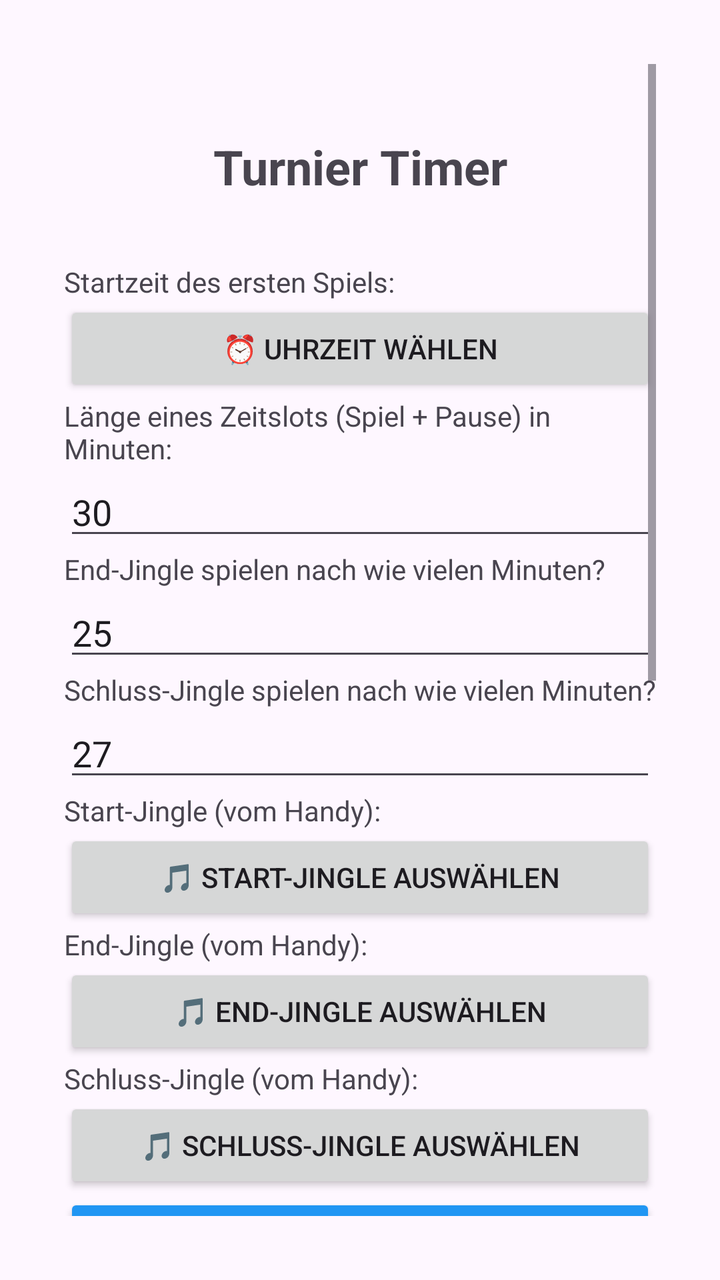
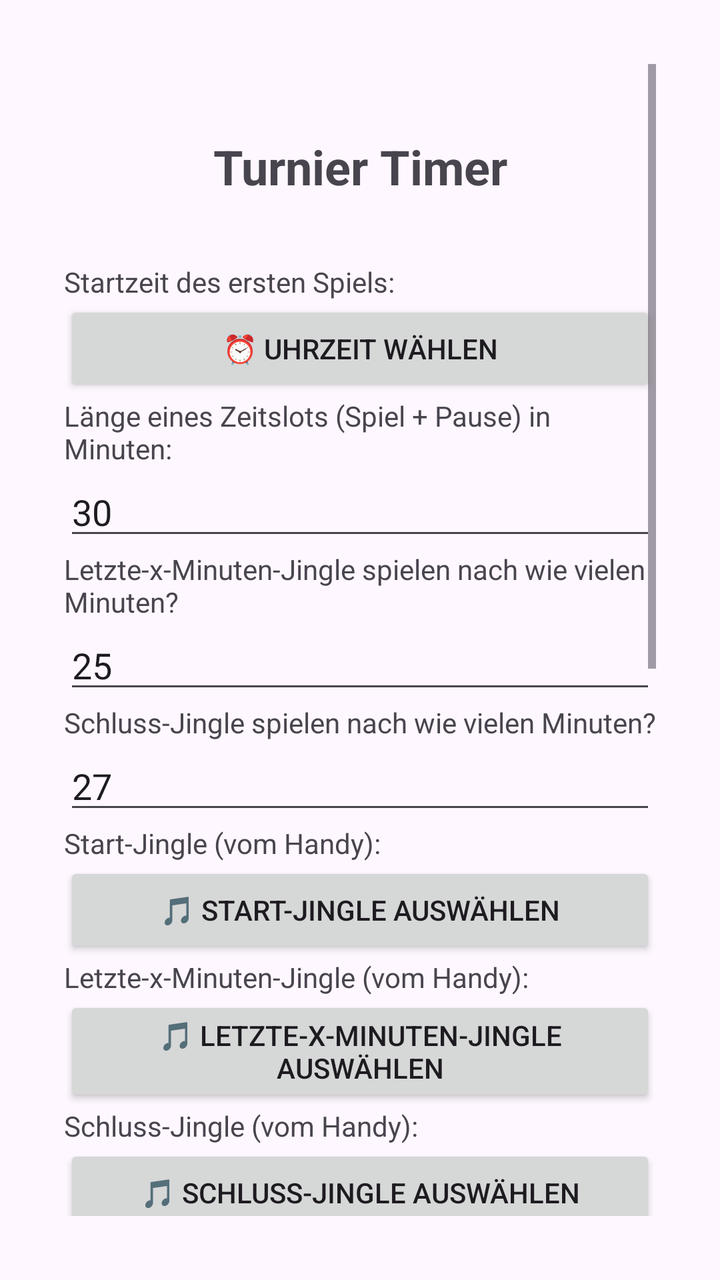

Screens rendered from an Android XML layout before and after an edit, with the pre-edit source and the edit as a unified diff.
<!-- AndroidManifest.xml: application theme Theme.TurnierTimer -->
<!-- res/layout/activity_main.xml -->
<?xml version="1.0" encoding="utf-8"?>
<ScrollView xmlns:android="http://schemas.android.com/apk/res/android"
    android:layout_width="match_parent"
    android:layout_height="match_parent"
    android:padding="32dp"
    android:paddingTop="16dp">

    <LinearLayout
        android:layout_width="match_parent"
        android:layout_height="match_parent"
        android:layout_marginBottom="8dp"
        android:orientation="vertical">

        <TextView
            android:layout_width="match_parent"
            android:layout_height="wrap_content"
            android:layout_marginBottom="16dp"
            android:gravity="center"
            android:text="" />

        <TextView
            android:layout_width="match_parent"
            android:layout_height="wrap_content"
            android:layout_marginBottom="32dp"
            android:gravity="center"
            android:text="Turnier Timer"
            android:textSize="24sp"
            android:textStyle="bold" />

        
        <TextView
            android:layout_width="wrap_content"
            android:layout_height="wrap_content"
            android:text="Startzeit des ersten Spiels:" />

        <Button
            android:id="@+id/btnStartzeit"
            android:layout_width="match_parent"
            android:layout_height="wrap_content"
            android:text="⏰ Uhrzeit wählen" />

        
        <TextView
            android:layout_width="wrap_content"
            android:layout_height="wrap_content"
            android:text="Länge eines Zeitslots (Spiel + Pause) in Minuten:" />

        <EditText
            android:id="@+id/etZeitslot"
            android:layout_width="match_parent"
            android:layout_height="wrap_content"
            android:hint="z.B. 15"
            android:inputType="number"
            android:text="30" />

        
        <TextView
            android:layout_width="wrap_content"
            android:layout_height="wrap_content"
            android:text="End-Jingle spielen nach wie vielen Minuten?" />

        <EditText
            android:id="@+id/etEndMinuten"
            android:layout_width="match_parent"
            android:layout_height="wrap_content"
            android:hint="z.B. 12"
            android:inputType="number"
            android:text="25" />

        
        <TextView
            android:layout_width="wrap_content"
            android:layout_height="wrap_content"
            android:text="Schluss-Jingle spielen nach wie vielen Minuten?" />

        <EditText
            android:id="@+id/etSchlussMinuten"
            android:layout_width="match_parent"
            android:layout_height="wrap_content"
            android:hint="z.B. 27"
            android:inputType="number"
            android:text="27" />

        
        <TextView
            android:layout_width="wrap_content"
            android:layout_height="wrap_content"
            android:text="Start-Jingle (vom Handy):" />

        <Button
            android:id="@+id/btnStartJingle"
            android:layout_width="match_parent"
            android:layout_height="wrap_content"
            android:text="🎵 Start-Jingle auswählen" />

        
        <TextView
            android:layout_width="wrap_content"
            android:layout_height="wrap_content"
            android:text="End-Jingle (vom Handy):" />

        <Button
            android:id="@+id/btnEndJingle"
            android:layout_width="match_parent"
            android:layout_height="wrap_content"
            android:text="🎵 End-Jingle auswählen" />

        
        <TextView
            android:layout_width="wrap_content"
            android:layout_height="wrap_content"
            android:text="Schluss-Jingle (vom Handy):" />

        <Button
            android:id="@+id/btnSchlussJingle"
            android:layout_width="match_parent"
            android:layout_height="wrap_content"
            android:text="🎵 Schluss-Jingle auswählen" />

        
        <Button
            android:id="@+id/btnTestStartJingle"
            android:layout_width="match_parent"
            android:layout_height="wrap_content"
            android:backgroundTint="#2196F3"
            android:text="▶ Start-Jingle testen"
            android:textColor="#FFFFFF" />

        <Button
            android:id="@+id/btnTestEndJingle"
            android:layout_width="match_parent"
            android:layout_height="wrap_content"
            android:backgroundTint="#2196F3"
            android:text="▶ End-Jingle testen"
            android:textColor="#FFFFFF" />

        <Button
            android:id="@+id/btnTestSchlussJingle"
            android:layout_width="match_parent"
            android:layout_height="wrap_content"
            android:backgroundTint="#2196F3"
            android:text="▶ Schluss-Jingle testen"
            android:textColor="#FFFFFF" />

        
        <TextView
            android:id="@+id/textViewLautstaerke"
            android:layout_width="match_parent"
            android:layout_height="wrap_content"
            android:text="Lautstärke Media: -- / --" />

        <SeekBar
            android:id="@+id/seekBarLautstaerke"
            android:layout_width="match_parent"
            android:layout_height="wrap_content" />

        
        <TextView
            android:id="@+id/textViewLautstaerkeEnd"
            android:layout_width="match_parent"
            android:layout_height="wrap_content"
            android:text="Lautstärke End-Jingle: -- / --" />

        <SeekBar
            android:id="@+id/seekBarLautstaerkeEnd"
            android:layout_width="match_parent"
            android:layout_height="wrap_content" />

        
        <TextView
            android:id="@+id/textViewLautstaerkeSchluss"
            android:layout_width="match_parent"
            android:layout_height="wrap_content"
            android:text="Lautstärke Schluss-Jingle: -- / --" />

        <SeekBar
            android:id="@+id/seekBarLautstaerkeSchluss"
            android:layout_width="match_parent"
            android:layout_height="wrap_content" />

        
        <Button
            android:id="@+id/btnStart"
            android:layout_width="match_parent"
            android:layout_height="wrap_content"
            android:layout_marginTop="16dp"
            android:backgroundTint="#4CAF50"
            android:text="▶ Timer starten"
            android:textColor="#FFFFFF" />

        
        <Button
            android:id="@+id/btnStop"
            android:layout_width="match_parent"
            android:layout_height="wrap_content"
            android:backgroundTint="#F44336"
            android:text="⏹ Timer stoppen"
            android:textColor="#FFFFFF" />

        <Button
            android:id="@+id/btnSpeichern"
            android:layout_width="match_parent"
            android:layout_height="wrap_content"
            android:layout_marginTop="16dp"
            android:text="💾 Einstellungen speichern"
            android:backgroundTint="#FF9800"
            android:textColor="#FFFFFF"/>

        
        <TextView
            android:id="@+id/tvStatus"
            android:layout_width="match_parent"
            android:layout_height="wrap_content"
            android:layout_marginTop="16dp"
            android:gravity="center"
            android:text="Status: Bereit"
            android:textSize="16sp" />

        <View
            android:layout_width="match_parent"
            android:layout_height="1dp"
            android:layout_marginTop="12dp"
            android:layout_marginBottom="12dp"
            android:background="#CCCCCC" />

        <TextView
            android:id="@+id/tvSpielInfo"
            android:layout_width="match_parent"
            android:layout_height="wrap_content"
            android:gravity="center"
            android:text=""
            android:textSize="15sp" />

        <TextView
            android:id="@+id/tvNaechstesSpiel"
            android:layout_width="match_parent"
            android:layout_height="wrap_content"
            android:layout_marginTop="8dp"
            android:gravity="center"
            android:text=""
            android:textSize="15sp" />

        <TextView
            android:id="@+id/tvEndJingleInfo"
            android:layout_width="match_parent"
            android:layout_height="wrap_content"
            android:layout_marginTop="8dp"
            android:gravity="center"
            android:text=""
            android:textSize="15sp" />

        <TextView
            android:id="@+id/tvSchlussJingleInfo"
            android:layout_width="match_parent"
            android:layout_height="wrap_content"
            android:layout_marginTop="8dp"
            android:gravity="center"
            android:text=""
            android:textSize="15sp" />



    </LinearLayout>
</ScrollView>
<!-- resources referenced by this layout -->
<resources>
  <style name="Theme.TurnierTimer" parent="Base.Theme.TurnierTimer" />
  <style name="Base.Theme.TurnierTimer" parent="Theme.Material3.DayNight.NoActionBar">
          
          
      </style>
</resources>

<!-- the commit's change to res/layout/activity_main.xml (unified diff, before → after) -->
@@ -57,10 +57,10 @@
         <TextView
             android:layout_width="wrap_content"
             android:layout_height="wrap_content"
-            android:text="End-Jingle spielen nach wie vielen Minuten?" />
+            android:text="Letzte-x-Minuten-Jingle spielen nach wie vielen Minuten?" />
 
         <EditText
-            android:id="@+id/etEndMinuten"
+            android:id="@+id/etLetzteMinMinuten"
             android:layout_width="match_parent"
             android:layout_height="wrap_content"
             android:hint="z.B. 12"
@@ -97,13 +97,13 @@
         <TextView
             android:layout_width="wrap_content"
             android:layout_height="wrap_content"
-            android:text="End-Jingle (vom Handy):" />
-
-        <Button
-            android:id="@+id/btnEndJingle"
-            android:layout_width="match_parent"
-            android:layout_height="wrap_content"
-            android:text="🎵 End-Jingle auswählen" />
+            android:text="Letzte-x-Minuten-Jingle (vom Handy):" />
+
+        <Button
+            android:id="@+id/btnLetzteMinJingle"
+            android:layout_width="match_parent"
+            android:layout_height="wrap_content"
+            android:text="🎵 Letzte-x-Minuten-Jingle auswählen" />
 
         
         <TextView
@@ -127,11 +127,11 @@
             android:textColor="#FFFFFF" />
 
         <Button
-            android:id="@+id/btnTestEndJingle"
+            android:id="@+id/btnTestLetzteMinJingle"
             android:layout_width="match_parent"
             android:layout_height="wrap_content"
             android:backgroundTint="#2196F3"
-            android:text="▶ End-Jingle testen"
+            android:text="▶ Letzte-x-Minuten-Jingle testen"
             android:textColor="#FFFFFF" />
 
         <Button
@@ -156,13 +156,13 @@
 
         
         <TextView
-            android:id="@+id/textViewLautstaerkeEnd"
-            android:layout_width="match_parent"
-            android:layout_height="wrap_content"
-            android:text="Lautstärke End-Jingle: -- / --" />
+            android:id="@+id/textViewLautstaerkeLetzteMin"
+            android:layout_width="match_parent"
+            android:layout_height="wrap_content"
+            android:text="Lautstärke Letzte-x-Minuten-Jingle: -- / --" />
 
         <SeekBar
-            android:id="@+id/seekBarLautstaerkeEnd"
+            android:id="@+id/seekBarLautstaerkeLetzteMin"
             android:layout_width="match_parent"
             android:layout_height="wrap_content" />
 
@@ -241,7 +241,7 @@
             android:textSize="15sp" />
 
         <TextView
-            android:id="@+id/tvEndJingleInfo"
+            android:id="@+id/tvLetzteMinJingleInfo"
             android:layout_width="match_parent"
             android:layout_height="wrap_content"
             android:layout_marginTop="8dp"
